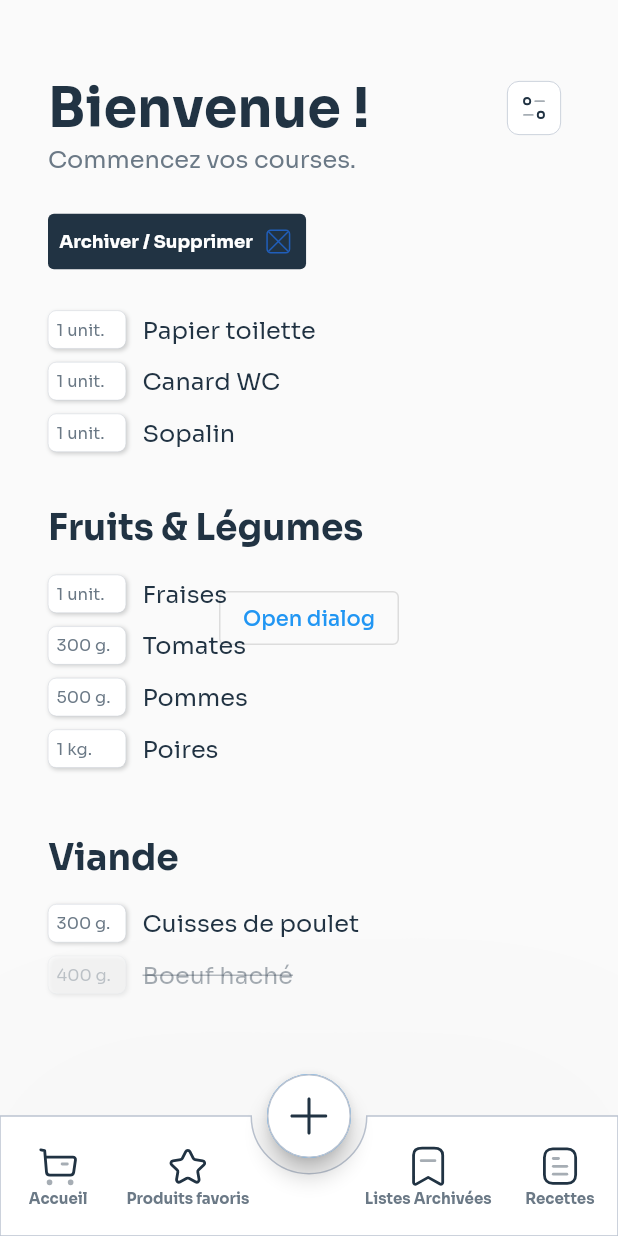
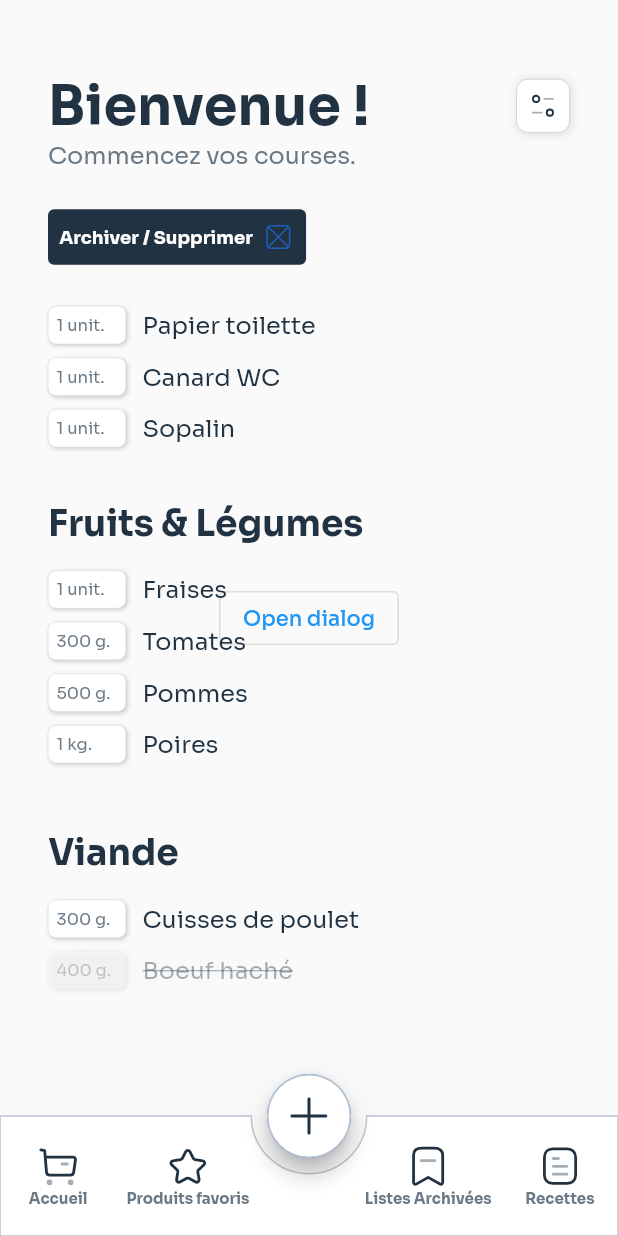
Before and after one commit to ctrl-plus-w/shopping_list_app, a Flutter app: the screen it shows after launch, on a phone screen of 412 x 824 dp. Run offline on Flutter 3.47's test engine with Material 2 defaults, Android fonts, the phone set to English and light mode, and no system bars; our stand-ins replace flutter_svg, shared_preferences, sqflite; missing offline and left inert: slugify; accounts and stored records are empty.

Commit message:
Made the settings button shadow

```diff
--- a/lib/components/screens/home_screen.dart
+++ b/lib/components/screens/home_screen.dart
@@ -54,9 +54,8 @@ class _HomeScreenState extends State<HomeScreen> {
 
     final theme = Theme.of(context);
 
-    // TODO : Make the SettingsButton shadow. (Also maybe make this button a component.)
-
     final ButtonStyle settingsButtonStyle = ButtonStyle(
+      tapTargetSize: MaterialTapTargetSize.shrinkWrap,
       backgroundColor: MaterialStateProperty.all(Colors.white),
       shadowColor: MaterialStateProperty.all(Colors.transparent),
       minimumSize: MaterialStateProperty.all(Size.zero),
@@ -87,10 +86,23 @@ class _HomeScreenState extends State<HomeScreen> {
                     "Bienvenue !",
                     style: theme.textTheme.headline1,
                   ),
-                  ElevatedButton(
-                    style: settingsButtonStyle,
-                    onPressed: () {},
-                    child: SvgPicture.asset("assets/settings.svg"),
+                  Container(
+                    decoration: BoxDecoration(
+                      borderRadius: const BorderRadius.all(Radius.circular(8)),
+                      boxShadow: [
+                        BoxShadow(
+                          blurRadius: 4,
+                          spreadRadius: 1,
+                          offset: const Offset(1, 1),
+                          color: Colors.black.withOpacity(0.09),
+                        ),
+                      ],
+                    ),
+                    child: ElevatedButton(
+                      style: settingsButtonStyle,
+                      onPressed: () {},
+                      child: SvgPicture.asset("assets/settings.svg"),
+                    ),
                   ),
                 ],
               ),
@@ -106,7 +118,6 @@ class _HomeScreenState extends State<HomeScreen> {
                       padding: const EdgeInsets.all(7.5),
                       backgroundColor: const Color.fromRGBO(33, 51, 67, 1),
                       shadowColor: Colors.transparent,
-                      // TODO : Make the shadow.
                     ),
                     onPressed: () {},
                     child: Row(
```
